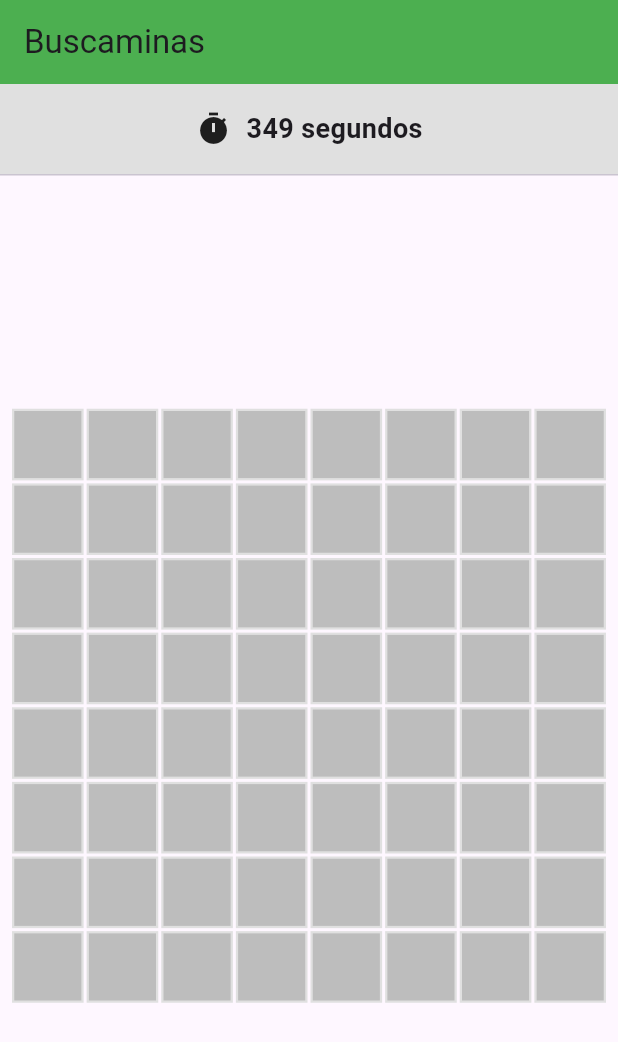
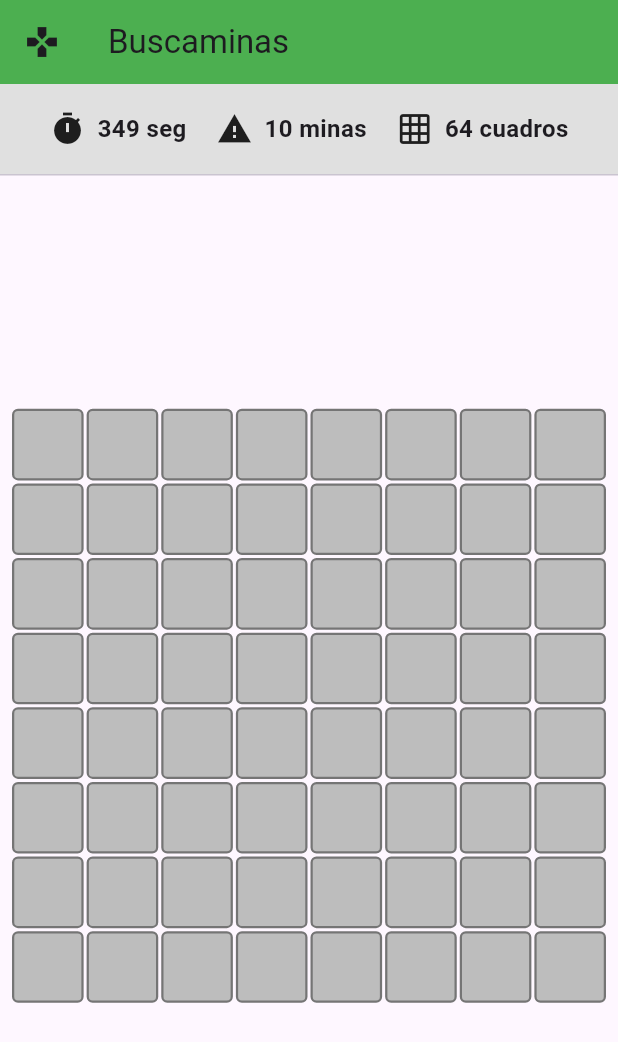
Before and after one commit to RenaLG5/3479A321_2023479013, a Flutter app: the screen it shows after launch, on a phone screen of 412 x 824 dp. Shown: the top 1042 px of the screen. Run offline on Flutter 3.47's test engine with Material 3 defaults, Android fonts, the phone set to English and light mode, and no system bars.

Commit message:
Aplicacion de cambios visuales en la interfaz del buscaminas

```diff
--- a/lib/main.dart
+++ b/lib/main.dart
@@ -23,6 +23,7 @@ class MinesweeperScreen extends StatelessWidget {
     return Scaffold(
       appBar: AppBar(
         backgroundColor: Colors.green,
+        leading: const Icon(Icons.games),
         title: const Text('Buscaminas'),
       ),
       body: SafeArea(
@@ -39,12 +40,36 @@ class MinesweeperScreen extends StatelessWidget {
                   mainAxisAlignment: MainAxisAlignment.center,
                   children: const [
                     Icon(Icons.timer),
-                    SizedBox(width: 10),
+                    SizedBox(width: 8),
                     Text(
-                      '349 segundos',
+                      '349 seg',
                       style: TextStyle(
                         fontWeight: FontWeight.bold,
-                        fontSize: 18,
+                        fontSize: 16,
+                      ),
+                    ),
+
+                    SizedBox(width: 20),
+
+                    Icon(Icons.warning),
+                    SizedBox(width: 8),
+                    Text(
+                      '10 minas',
+                      style: TextStyle(
+                        fontWeight: FontWeight.bold,
+                        fontSize: 16,
+                      ),
+                    ),
+
+                    SizedBox(width: 20),
+
+                    Icon(Icons.grid_on),
+                    SizedBox(width: 8),
+                    Text(
+                      '64 cuadros',
+                      style: TextStyle(
+                        fontWeight: FontWeight.bold,
+                        fontSize: 16,
                       ),
                     ),
                   ],
@@ -75,12 +100,7 @@ class MinesweeperScreen extends StatelessWidget {
             ),
             itemCount: 64, // 8x8 = 64 celdas
             itemBuilder: (context, index) {
-              return Container(
-                decoration: BoxDecoration(
-                  color: Colors.grey[400],
-                  border: Border.all(color: Colors.grey[300]!, width: 1.5),
-                ),
-              );
+              return MineCell(index: index);
             },
           ),
         ),
@@ -92,7 +112,7 @@ class MinesweeperScreen extends StatelessWidget {
 class MineCell extends StatelessWidget {
   final int index;
 
-  const MineCell({super.key, required this.index});
+  const MineCell({Key? key, required this.index}) : super(key: key);
 
   @override
   Widget build(BuildContext context) {
@@ -100,6 +120,7 @@ class MineCell extends StatelessWidget {
       decoration: BoxDecoration(
         color: Colors.grey[400],
         border: Border.all(color: Colors.grey[600]!, width: 1.5),
+        borderRadius: BorderRadius.circular(4),
       ),
     );
   }
```
